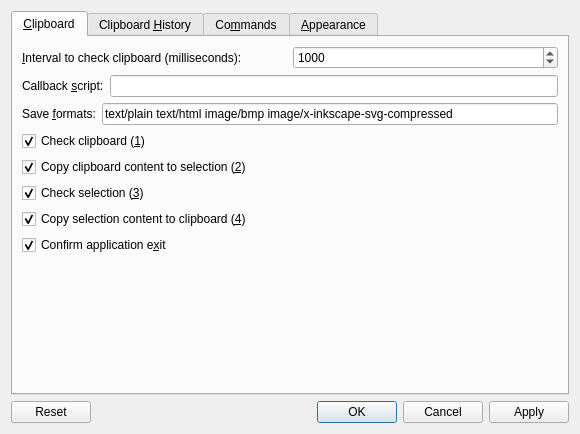
hluk/CopyQ, file src/configurationmanager.ui: the form before one commit.
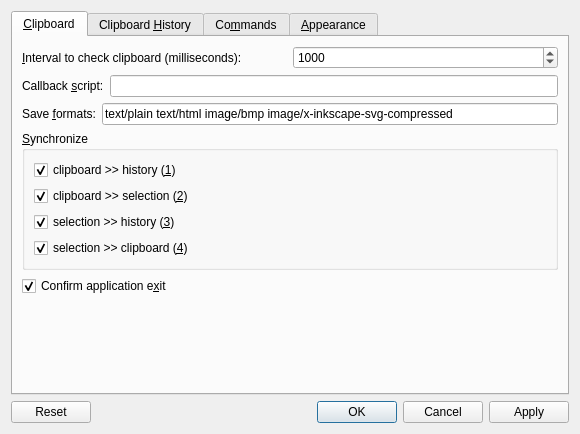
The form after the commit.

The edit to the form file:
```diff
--- a/src/configurationmanager.ui
+++ b/src/configurationmanager.ui
@@ -103,11 +103,29 @@
             </layout>
            </item>
            <item>
+            <widget class="QGroupBox" name="groupBox">
+             <property name="sizePolicy">
+              <sizepolicy hsizetype="Preferred" vsizetype="Preferred">
+               <horstretch>0</horstretch>
+               <verstretch>0</verstretch>
+              </sizepolicy>
+             </property>
+             <property name="title">
+              <string>&amp;Synchronize</string>
+             </property>
+             <property name="flat">
+              <bool>false</bool>
+             </property>
+             <property name="checkable">
+              <bool>false</bool>
+             </property>
+             <layout class="QGridLayout" name="gridLayout_8">
+              <item row="0" column="0">
             <layout class="QVBoxLayout" name="verticalLayout_3">
              <item>
               <widget class="QCheckBox" name="checkBoxClip">
                <property name="text">
-                <string>Check clipboard (&amp;1)</string>
+                   <string>clipboard &gt;&gt; history (&amp;1)</string>
                </property>
                <property name="checked">
                 <bool>true</bool>
@@ -117,7 +135,7 @@
              <item>
               <widget class="QCheckBox" name="checkBoxCopyClip">
                <property name="text">
-                <string>Copy clipboard content to selection (&amp;2)</string>
+                   <string>clipboard &gt;&gt; selection (&amp;2)</string>
                </property>
                <property name="checked">
                 <bool>true</bool>
@@ -127,7 +145,7 @@
              <item>
               <widget class="QCheckBox" name="checkBoxSel">
                <property name="text">
-                <string>Check selection (&amp;3)</string>
+                   <string>selection &gt;&gt; history (&amp;3)</string>
                </property>
                <property name="checked">
                 <bool>true</bool>
@@ -137,7 +155,7 @@
              <item>
               <widget class="QCheckBox" name="checkBoxCopySel">
                <property name="text">
-                <string>Copy selection content to clipboard (&amp;4)</string>
+                   <string>selection &gt;&gt; clipboard (&amp;4)</string>
                </property>
                <property name="checked">
                 <bool>true</bool>
@@ -145,6 +163,9 @@
               </widget>
              </item>
             </layout>
+              </item>
+             </layout>
+            </widget>
            </item>
            <item>
             <widget class="QCheckBox" name="checkBoxConfirmExit">
```
Left out of the diff: 9 changed lines with no effect on the pictures. Lines whose indentation alone changed are shown as unchanged.
